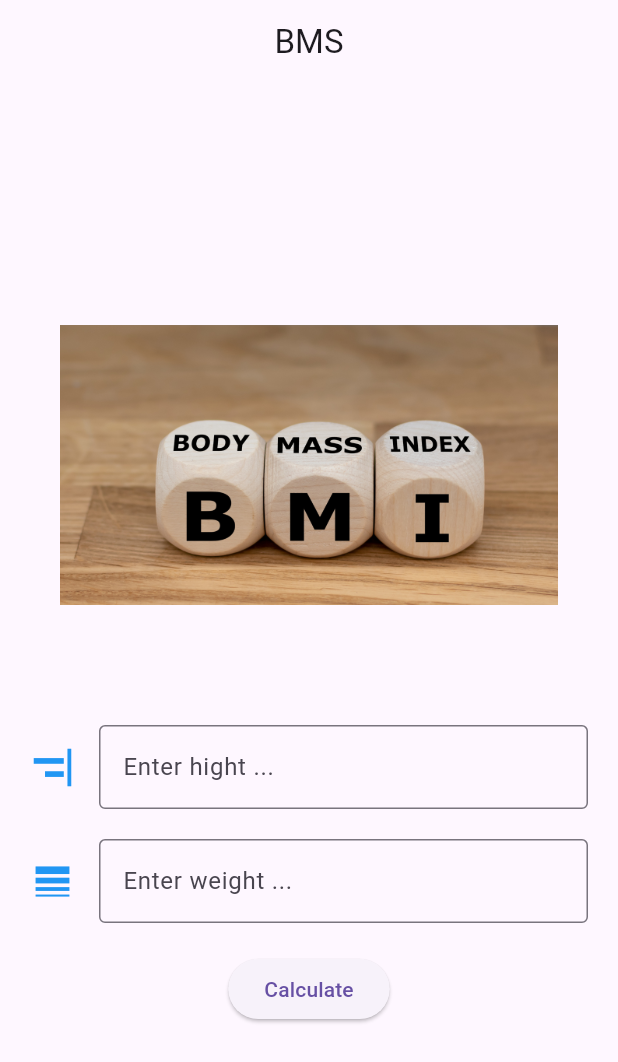
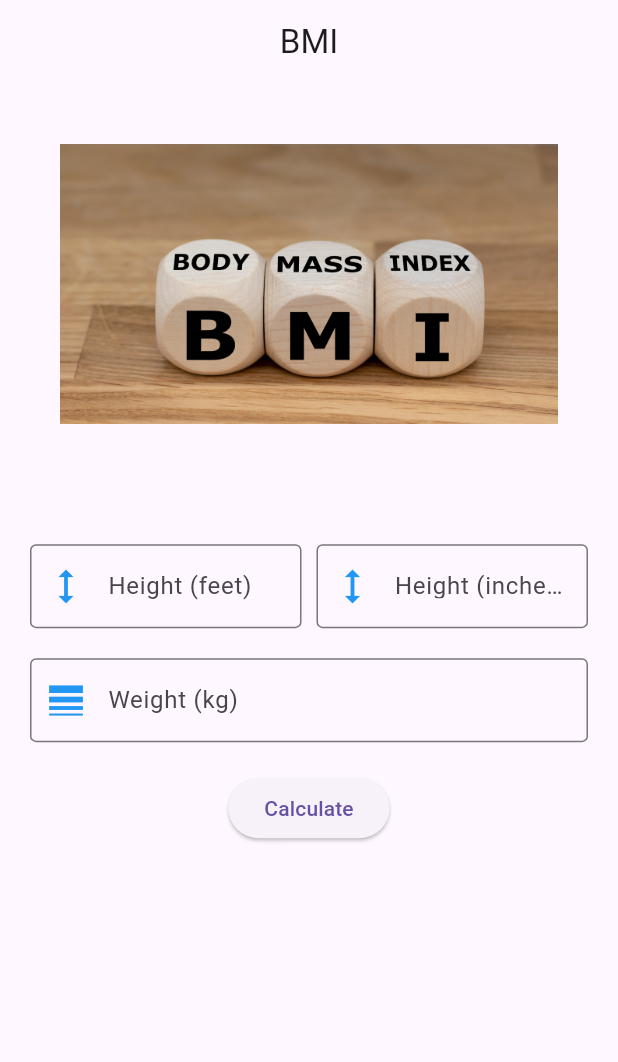
Before and after one commit to sarthak-dhaduk/My-First-Flutter-Project, a Flutter app: the BMS screen opened directly, after a tap on "Calculate", on a phone screen of 412 x 824 dp. Shown: the top 1062 px of the screen. Run offline on Flutter 3.47's test engine with Material 3 defaults, Android fonts, the phone set to English and light mode, and no system bars.

```diff
--- a/lib/BMS.dart
+++ b/lib/BMS.dart
@@ -8,14 +8,23 @@ class BMS extends StatefulWidget {
 }
 
 class _BMSState extends State<BMS> {
+  final TextEditingController _heightFeetController = TextEditingController();
+  final TextEditingController _heightInchesController = TextEditingController();
+  final TextEditingController _weightController = TextEditingController();
+
+  String _bmiResult = '';
+  String _bmiCategory = '';
+
   @override
   Widget build(BuildContext context) {
     return Scaffold(
       appBar: AppBar(
-        title: const Text('BMS'),
+        title: const Text('BMI'),
         centerTitle: true,
       ),
-      body: Column(
+      body: SingleChildScrollView(
+        scrollDirection: Axis.vertical,
+        child: Column(
           mainAxisAlignment: MainAxisAlignment.center,
           children: [
             Container(
@@ -24,49 +33,101 @@ class _BMSState extends State<BMS> {
                 children: [
                   Container(
                     padding: EdgeInsets.all(20),
-                  child: Image(image: AssetImage(
-                    'assets/BMI.png'
-                  )),
+                    child: Image(image: AssetImage('assets/BMI.png')),
                   ),
                   SizedBox(
                     height: 60,
                   ),
+                  Row(
+                    children: [
+                      Expanded(
+                        child: TextField(
+                          controller: _heightFeetController,
+                          keyboardType: TextInputType.number,
+                          decoration: InputDecoration(
+                            prefixIcon: Icon(Icons.height, color: Colors.blue, size: 30),
+                            border: OutlineInputBorder(),
+                            labelText: 'Height (feet)',
+                          ),
+                        ),
+                      ),
+                      SizedBox(width: 10),
+                      Expanded(
+                        child: TextField(
+                          controller: _heightInchesController,
+                          keyboardType: TextInputType.number,
+                          decoration: InputDecoration(
+                            prefixIcon: Icon(Icons.height, color: Colors.blue, size: 30),
+                            border: OutlineInputBorder(),
+                            labelText: 'Height (inches)',
+                          ),
+                        ),
+                      ),
+                    ],
+                  ),
+                  SizedBox(
+                    height: 20,
+                  ),
                   TextField(
-                  keyboardType:
-                  TextInputType.number,
+                    controller: _weightController,
+                    keyboardType: TextInputType.number,
                     decoration: InputDecoration(
-                    icon:
-                    Icon(Icons.align_horizontal_right, color: Colors.blue, size: 30),
+                      prefixIcon: Icon(Icons.line_weight_sharp, color: Colors.blue, size: 30),
                       border: OutlineInputBorder(),
-                    labelText: 'Enter hight ...',
+                      labelText: 'Weight (kg)',
                     ),
                   ),
                   SizedBox(
                     height: 20,
                   ),
-                TextField(
-                  keyboardType:
-                  TextInputType.number,
-                  decoration: InputDecoration(
-                    icon:
-                    Icon(Icons.line_weight_sharp, color: Colors.blue, size: 30),
-                    border: OutlineInputBorder(),
-                    labelText: 'Enter weight ...',
-                    ),
+                  ElevatedButton(
+                    onPressed: calculateBMI,
+                    child: Text('Calculate'),
                   ),
                   SizedBox(
                     height: 20,
                   ),
-                ElevatedButton(onPressed: (){
-
-                },
-                child: Text('Calculate'),
+                  Text(
+                    _bmiResult.isEmpty ? '' : 'Your BMI is $_bmiResult',
+                    style: TextStyle(fontSize: 24, fontWeight: FontWeight.bold),
+                  ),
+                  Text(
+                    _bmiCategory,
+                    style: TextStyle(fontSize: 20, color: Colors.blue),
                   ),
                 ],
               ),
             ),
           ],
         ),
+      ),
     );
   }
+
+  void calculateBMI() {
+    double heightFeet = double.parse(_heightFeetController.text);
+    double heightInches = double.parse(_heightInchesController.text);
+    double weightInKg = double.parse(_weightController.text);
+
+    double totalHeightInInches = (heightFeet * 12) + heightInches;
+    double heightInMeters = totalHeightInInches * 0.0254;
+
+    double bmi = weightInKg / (heightInMeters * heightInMeters);
+
+    String bmiCategory;
+    if (bmi < 18.5) {
+      bmiCategory = 'Underweight';
+    } else if (bmi >= 18.5 && bmi < 25) {
+      bmiCategory = 'Normal weight';
+    } else if (bmi >= 25 && bmi < 30) {
+      bmiCategory = 'Overweight';
+    } else {
+      bmiCategory = 'Obese';
     }
+
+    setState(() {
+      _bmiResult = bmi.toStringAsFixed(2);
+      _bmiCategory = bmiCategory;
+    });
+  }
+}
--- a/lib/main.dart
+++ b/lib/main.dart
@@ -9,7 +9,7 @@ class MyApp extends StatelessWidget {
   const MyApp({super.key});
 
   @override
-  Widget build(BuildContext context) {
+  Widget build(BuildContext cosntext) {
     return MaterialApp(
       debugShowCheckedModeBanner: false,
       home: BMS(),
```
Also changed, not shown: .github/workflows/main.yaml, 1 other file. Lines whose indentation alone changed are shown as unchanged.
